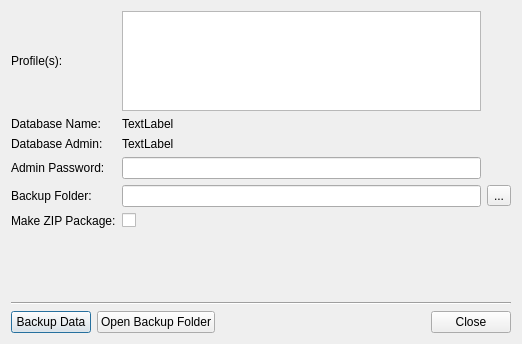
Before: the Qt Designer form ui/ui_db_profile_backup.ui in gltn/stdm, drawn with Qt 5.
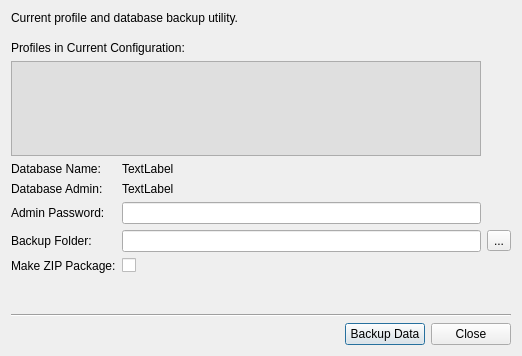
After: the same form once the commit is applied. Icons and pictures are not drawn.

Commit message:
Configuration: Update UI/UX for DB/Configuration backup utitily
The action to open the backup folder has been moved to the query
dialog that pops-up when the backup finishes successfully.

Diff of the .ui file:
```diff
--- a/ui/ui_db_profile_backup.ui
+++ b/ui/ui_db_profile_backup.ui
@@ -7,23 +7,92 @@
     <x>0</x>
     <y>0</y>
     <width>522</width>
-    <height>344</height>
+    <height>356</height>
    </rect>
   </property>
   <property name="windowTitle">
    <string>Profile Configuration &amp; Database Backup</string>
   </property>
   <layout class="QVBoxLayout" name="verticalLayout">
+   <item>
+    <layout class="QHBoxLayout" name="horizontalLayout_2">
+     <property name="bottomMargin">
+      <number>10</number>
+     </property>
+     <item>
+      <widget class="QLabel" name="label_2">
+       <property name="text">
+        <string>Current profile and database backup utility.</string>
+       </property>
+      </widget>
+     </item>
+    </layout>
+   </item>
    <item>
     <layout class="QGridLayout" name="gridLayout">
+     <property name="topMargin">
+      <number>0</number>
+     </property>
+     <item row="5" column="2">
+      <widget class="QToolButton" name="tbBackupFolder">
+       <property name="text">
+        <string>...</string>
+       </property>
+       <property name="icon">
+        <iconset resource="../resources.qrc">
+         <normaloff>:/plugins/stdm/images/icons/open_file.png</normaloff>:/plugins/stdm/images/icons/open_file.png</iconset>
+       </property>
+      </widget>
+     </item>
      <item row="4" column="0">
+      <widget class="QLabel" name="label_5">
+       <property name="maximumSize">
+        <size>
+         <width>100</width>
+         <height>16777215</height>
+        </size>
+       </property>
+       <property name="text">
+        <string>Admin Password:</string>
+       </property>
+      </widget>
+     </item>
+     <item row="3" column="1">
+      <widget class="QLabel" name="txtAdmin">
+       <property name="text">
+        <string>TextLabel</string>
+       </property>
+      </widget>
+     </item>
+     <item row="4" column="1">
+      <widget class="QLineEdit" name="edtAdminPassword">
+       <property name="echoMode">
+        <enum>QLineEdit::Password</enum>
+       </property>
+      </widget>
+     </item>
+     <item row="6" column="0">
+      <widget class="QLabel" name="label_6">
+       <property name="text">
+        <string>Make ZIP Package:</string>
+       </property>
+      </widget>
+     </item>
+     <item row="6" column="1">
+      <widget class="QCheckBox" name="cbCompress">
+       <property name="text">
+        <string/>
+       </property>
+      </widget>
+     </item>
+     <item row="5" column="0">
       <widget class="QLabel" name="label">
        <property name="text">
         <string>Backup Folder:</string>
        </property>
       </widget>
      </item>
-     <item row="2" column="0">
+     <item row="3" column="0">
       <widget class="QLabel" name="label_4">
        <property name="maximumSize">
         <size>
@@ -36,73 +105,28 @@
        </property>
       </widget>
      </item>
-     <item row="1" column="1">
+     <item row="2" column="1">
       <widget class="QLabel" name="txtDBName">
        <property name="text">
         <string>TextLabel</string>
        </property>
       </widget>
      </item>
-     <item row="1" column="0">
+     <item row="2" column="0">
       <widget class="QLabel" name="label_3">
        <property name="text">
         <string>Database Name:</string>
        </property>
       </widget>
      </item>
-     <item row="0" column="0">
-      <widget class="QLabel" name="label_2">
-       <property name="text">
-        <string>Profile(s):</string>
-       </property>
-      </widget>
-     </item>
-     <item row="4" column="1">
+     <item row="5" column="1">
       <widget class="QLineEdit" name="edtBackupFolder">
        <property name="readOnly">
         <bool>true</bool>
        </property>
       </widget>
      </item>
-     <item row="4" column="2">
-      <widget class="QToolButton" name="tbBackupFolder">
-       <property name="text">
-        <string>...</string>
-       </property>
-       <property name="icon">
-        <iconset resource="../resources.qrc">
-         <normaloff>:/plugins/stdm/images/icons/open_file.png</normaloff>:/plugins/stdm/images/icons/open_file.png</iconset>
-       </property>
-      </widget>
-     </item>
-     <item row="3" column="0">
-      <widget class="QLabel" name="label_5">
-       <property name="maximumSize">
-        <size>
-         <width>100</width>
-         <height>16777215</height>
-        </size>
-       </property>
-       <property name="text">
-        <string>Admin Password:</string>
-       </property>
-      </widget>
-     </item>
-     <item row="3" column="1">
-      <widget class="QLineEdit" name="edtAdminPassword">
-       <property name="echoMode">
-        <enum>QLineEdit::Password</enum>
-       </property>
-      </widget>
-     </item>
-     <item row="2" column="1">
-      <widget class="QLabel" name="txtAdmin">
-       <property name="text">
-        <string>TextLabel</string>
-       </property>
-      </widget>
-     </item>
-     <item row="0" column="1">
+     <item row="1" column="0" colspan="2">
       <widget class="QListWidget" name="lwProfiles">
        <property name="maximumSize">
         <size>
@@ -110,6 +134,9 @@
          <height>100</height>
         </size>
        </property>
+       <property name="styleSheet">
+        <string notr="true">background-color: rgb(223, 223, 223);</string>
+       </property>
        <property name="editTriggers">
         <set>QAbstractItemView::NoEditTriggers</set>
        </property>
@@ -118,17 +145,10 @@
        </property>
       </widget>
      </item>
-     <item row="5" column="0">
-      <widget class="QLabel" name="label_6">
+     <item row="0" column="0" colspan="2">
+      <widget class="QLabel" name="label_8">
        <property name="text">
-        <string>Make ZIP Package:</string>
-       </property>
-      </widget>
-     </item>
-     <item row="5" column="1">
-      <widget class="QCheckBox" name="cbCompress">
-       <property name="text">
-        <string/>
+        <string>Profiles in Current Configuration:</string>
        </property>
       </widget>
      </item>
@@ -156,20 +176,6 @@
    </item>
    <item>
     <layout class="QHBoxLayout" name="horizontalLayout">
-     <item>
-      <widget class="QPushButton" name="btnBackup">
-       <property name="text">
-        <string>Backup Data</string>
-       </property>
-      </widget>
-     </item>
-     <item>
-      <widget class="QPushButton" name="btnOpenFolder">
-       <property name="text">
-        <string>Open Backup Folder</string>
-       </property>
-      </widget>
-     </item>
      <item>
       <spacer name="horizontalSpacer">
        <property name="orientation">
@@ -183,6 +189,17 @@
        </property>
       </spacer>
      </item>
+     <item>
+      <widget class="QPushButton" name="btnBackup">
+       <property name="text">
+        <string>Backup Data</string>
+       </property>
+       <property name="icon">
+        <iconset resource="../resources.qrc">
+         <normaloff>:/plugins/stdm/images/icons/save.png</normaloff>:/plugins/stdm/images/icons/save.png</iconset>
+       </property>
+      </widget>
+     </item>
      <item>
       <widget class="QPushButton" name="btnClose">
        <property name="text">
```
Left out of the diff: 9 changed lines with no effect on the pictures. The commit also changes 4 other files.
